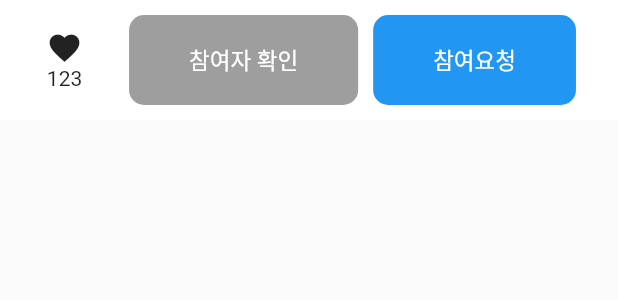
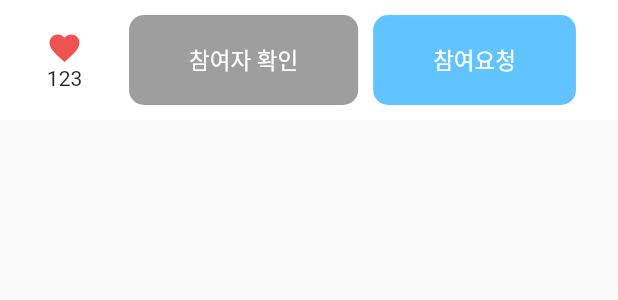
Before and after one commit to ggstargame45/malf_application, a Flutter app: the FooterWigdget widget shown alone on an empty page, opened directly, on a phone screen of 412 x 824 dp. Shown: the top 300 px of the screen. Run offline on Flutter 3.47's test engine with Material 2 defaults, Android fonts, the phone set to English and light mode, and no system bars; our stand-ins replace auto_route, carousel_slider, dio, flutter_riverpod, logger, sliding_up_panel.

Commit message:
디렉토리 이름바꾸고 데이터 파싱, dio네트워킹 파일 추가

```diff
--- a/lib/features/detail/presentation/screens/detail_panel/detail_panel.dart
+++ b/lib/features/detail/presentation/screens/detail_panel_wiget/detail_panel.dart
@@ -7,7 +7,6 @@ import 'user_container.dart';
 //판넬위의 미팅 정보들
 class DetailPanel extends ConsumerWidget {
   final ScrollController controller;
-
   const DetailPanel({super.key, required this.controller});
 
   @override
@@ -35,7 +34,7 @@ class DetailPanel extends ConsumerWidget {
                       const Text("투어", style: TextStyle(color: Colors.white)),
                 ),
                 const Text(
-                  "오늘 저녁 경복궁 같이 가요",
+                  "오늘 그냥 너죽고 나죽자",
                   style: TextStyle(fontSize: 25, fontWeight: FontWeight.bold),
                 ),
                 const Padding(
--- a/lib/features/detail/presentation/screens/detail_panel/footer_widget.dart
+++ b/lib/features/detail/presentation/screens/detail_panel_wiget/footer_widget.dart
@@ -41,12 +41,16 @@ class FooterWigdget extends ConsumerWidget {
               isLikedRead.toggleIsLiked();
               logger.d("tap");
             },
-            child: Column(
-                mainAxisAlignment: MainAxisAlignment.center,
-                children: [
-                  Icon(isLiked == 1 ? Icons.favorite : Icons.favorite_border),
-                  const Text("123")
-                ]),
+            child:
+                Column(mainAxisAlignment: MainAxisAlignment.center, children: [
+              isLiked == 1
+                  ? Icon(
+                      Icons.favorite,
+                      color: Colors.red[400],
+                    )
+                  : const Icon(Icons.favorite_border),
+              const Text("123")
+            ]),
           ),
         ),
         Row(
@@ -85,8 +89,8 @@ class FooterWigdget extends ConsumerWidget {
                       borderRadius: BorderRadius.circular(10.0),
                     ),
                   ),
-                  backgroundColor:
-                      MaterialStateProperty.all<Color>(Colors.blue)),
+                  backgroundColor: MaterialStateProperty.all<Color>(
+                      const Color(0xFF61C3FF))),
               child: const Text(
                 "참여요청",
                 style: TextStyle(color: Colors.white, fontSize: 15),
```
Also changed, not shown: lib/features/detail/data/data_parsing.dart (added, +97 -0 lines), lib/features/detail/data/network.dart (added, +36 -0 lines), lib/features/detail/presentation/screens/detail_panel_wiget/meeting_detail_info.dart (renamed from lib/features/detail/presentation/screens/detail_panel/meeting_detail_info.dart), lib/features/detail/presentation/screens/detail_panel_wiget/sliding_meeting_img.dart (renamed from lib/features/detail/presentation/screens/detail_panel/sliding_meeting_img.dart), lib/features/detail/presentation/screens/detail_panel_wiget/user_container.dart (renamed from lib/features/detail/presentation/screens/detail_panel/user_container.dart).
